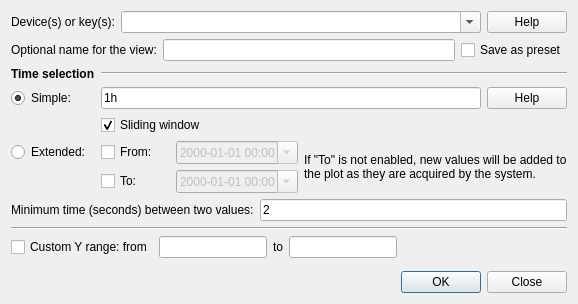
The window that nicos/clients/gui/panels/history_new.ui (mlz-ictrl/nicos) describes before a commit, drawn with Qt 5.
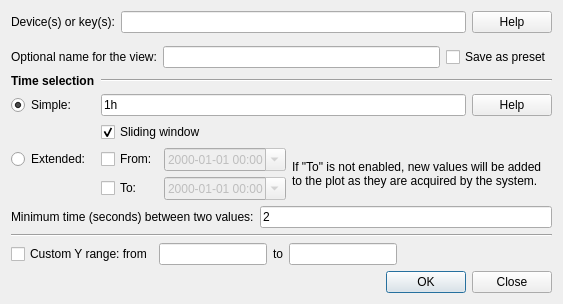
The same window after the commit.

Commit message: GUI: add a device tree widget to make selection easier in history panel

What changed in the file:
```diff
--- a/nicos/clients/gui/panels/history_new.ui
+++ b/nicos/clients/gui/panels/history_new.ui
@@ -6,7 +6,7 @@
    <rect>
     <x>0</x>
     <y>0</y>
-    <width>578</width>
+    <width>563</width>
     <height>304</height>
    </rect>
   </property>
@@ -18,8 +18,8 @@
     <enum>QLayout::SetMinimumSize</enum>
    </property>
    <item>
-    <layout class="QHBoxLayout" name="horizontalLayout_2">
-     <item>
+    <layout class="QGridLayout" name="gridLayout_2">
+     <item row="0" column="0">
       <widget class="QLabel" name="label">
        <property name="sizePolicy">
         <sizepolicy hsizetype="Fixed" vsizetype="Preferred">
@@ -32,14 +32,10 @@
        </property>
       </widget>
      </item>
-     <item>
-      <widget class="QComboBox" name="devices">
-       <property name="editable">
-        <bool>true</bool>
-       </property>
-      </widget>
+     <item row="0" column="1">
+      <widget class="QLineEdit" name="devices"/>
      </item>
-     <item>
+     <item row="0" column="2">
       <widget class="QPushButton" name="helpButton">
        <property name="sizePolicy">
         <sizepolicy hsizetype="Fixed" vsizetype="Fixed">
@@ -52,6 +48,27 @@
        </property>
       </widget>
      </item>
+     <item row="1" column="1" colspan="2">
+      <widget class="QFrame" name="devicesFrame">
+       <property name="sizePolicy">
+        <sizepolicy hsizetype="Preferred" vsizetype="Expanding">
+         <horstretch>0</horstretch>
+         <verstretch>0</verstretch>
+        </sizepolicy>
+       </property>
+       <property name="frameShape">
+        <enum>QFrame::NoFrame</enum>
+       </property>
+       <property name="frameShadow">
+        <enum>QFrame::Plain</enum>
+       </property>
+       <layout class="QVBoxLayout" name="verticalLayout_2">
+        <property name="margin">
+         <number>0</number>
+        </property>
+       </layout>
+      </widget>
+     </item>
     </layout>
    </item>
    <item>
@@ -250,8 +267,8 @@
        </property>
        <property name="sizeHint" stdset="0">
         <size>
-         <width>40</width>
-         <height>20</height>
+         <width>0</width>
+         <height>0</height>
         </size>
        </property>
       </spacer>
@@ -263,27 +280,14 @@
        </property>
        <property name="sizeHint" stdset="0">
         <size>
-         <width>40</width>
-         <height>20</height>
+         <width>0</width>
+         <height>0</height>
         </size>
        </property>
       </spacer>
      </item>
     </layout>
    </item>
-   <item>
-    <spacer name="verticalSpacer">
-     <property name="orientation">
-      <enum>Qt::Vertical</enum>
-     </property>
-     <property name="sizeHint" stdset="0">
-      <size>
-       <width>20</width>
-       <height>40</height>
-      </size>
-     </property>
-    </spacer>
-   </item>
    <item>
     <widget class="QDialogButtonBox" name="buttonBox">
      <property name="orientation">
```
The commit also changes 3 other files.
